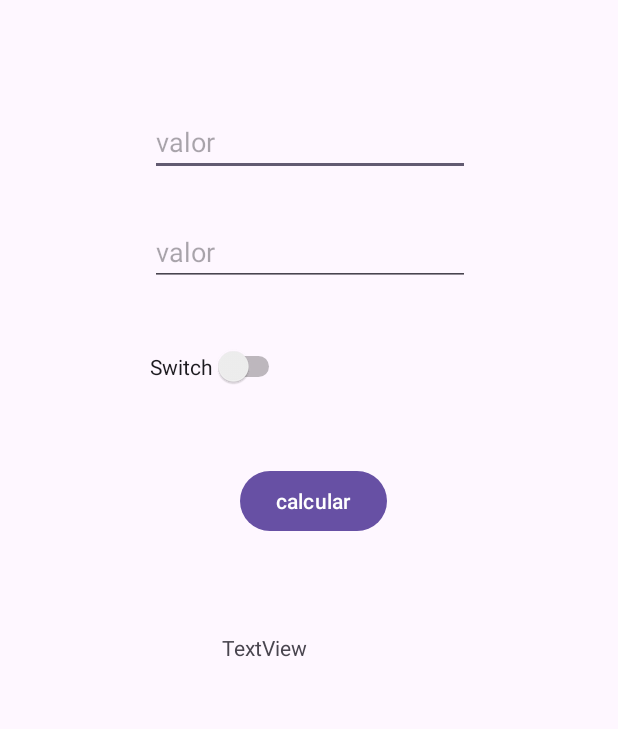
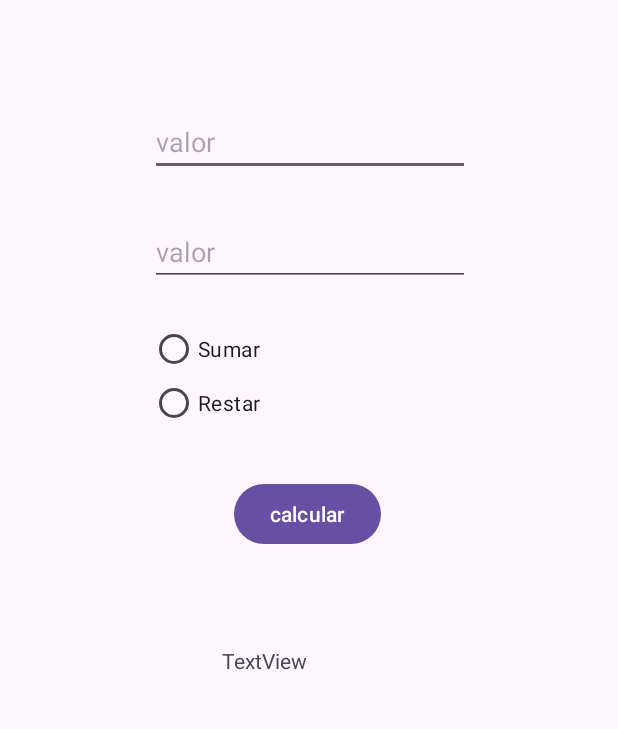
Before and after one commit to jotaalvarezz/androidStudio_apps, an Android app: the screen it shows after launch (MainActivity), on a phone screen of 412 x 824 dp, the part 207-936 px from its top. Run offline under Robolectric (Android 15) with nearby library versions, the phone set to English and light mode, and no system bars.

Commit message:
actividad con radio button terminada

```diff
--- a/app/src/main/java/com/example/myapplication/MainActivity.java
+++ b/app/src/main/java/com/example/myapplication/MainActivity.java
@@ -1,9 +1,13 @@
 package com.example.myapplication;
 
 import android.os.Bundle;
+import android.view.View;
 import android.widget.EditText;
+import android.widget.RadioButton;
+import android.widget.RadioGroup;
 import android.widget.Switch;
 import android.widget.TextView;
+import android.widget.Toast;
 
 import androidx.activity.EdgeToEdge;
 import androidx.appcompat.app.AppCompatActivity;
@@ -16,8 +20,11 @@ import java.math.BigDecimal;
 public class MainActivity extends AppCompatActivity {
     private EditText et1;
     private EditText et2;
-    private Switch sw;
+    private RadioGroup rg;
+    private RadioButton rb1;
+    private RadioButton rb2;
     private TextView twr;
+    private String operation = "";
 
     @Override
     protected void onCreate(Bundle savedInstanceState) {
@@ -26,6 +33,22 @@ public class MainActivity extends AppCompatActivity {
         setContentView(R.layout.activity_main);
         et1 = (EditText)findViewById(R.id.value1);
         et2 = (EditText)findViewById(R.id.value2);
+        rg = (RadioGroup)findViewById(R.id.radioGroup);
+        rb1 = (RadioButton)findViewById(R.id.radioButton);
+        rb2 = (RadioButton)findViewById(R.id.radioButton2);
+        twr = (TextView)findViewById(R.id.textView2);
+        rg.setOnCheckedChangeListener(new RadioGroup.OnCheckedChangeListener() {
+            @Override
+            public void onCheckedChanged(RadioGroup radioGroup, int i) {
+                if(rb1.getId() == i){
+                    //twr.setText(String.valueOf("valor: "+rb1.getText()));
+                    operation = "S";
+                }else if(rb2.getId() == i){
+                    //twr.setText(String.valueOf("valor: "+rb2.getText()));
+                    operation = "R";
+                }
+            }
+        });
         ViewCompat.setOnApplyWindowInsetsListener(findViewById(R.id.main), (v, insets) -> {
             Insets systemBars = insets.getInsets(WindowInsetsCompat.Type.systemBars());
             v.setPadding(systemBars.left, systemBars.top, systemBars.right, systemBars.bottom);
@@ -33,4 +56,27 @@ public class MainActivity extends AppCompatActivity {
         });
     }
 
+    public void checked(View view){
+        String num1 = et1.getText().toString();
+        String num2 = et2.getText().toString();
+        float res = 0;
+
+        if(num1 == null || num1.isEmpty() || num2 == null || num2.isEmpty()){
+            Toast.makeText(this, "campo vacio", Toast.LENGTH_SHORT).show();
+            twr.setText(String.valueOf(0.0));
+            return;
+        }
+
+        switch (operation){
+            case "S":
+                res = (Float.parseFloat(num1) + Float.parseFloat(num2));
+                twr.setText(String.valueOf(res));
+                break;
+            case "R":
+                res = (Float.parseFloat(num1)-Float.parseFloat(num2));
+                twr.setText(String.valueOf(res));
+                break;
+        }
+    }
+
 }
--- a/app/src/main/res/layout/activity_main.xml
+++ b/app/src/main/res/layout/activity_main.xml
@@ -48,21 +48,12 @@
         android:id="@+id/button"
         android:layout_width="wrap_content"
         android:layout_height="wrap_content"
-        android:layout_marginStart="160dp"
-        android:layout_marginTop="52dp"
+        android:layout_marginStart="156dp"
+        android:layout_marginTop="32dp"
+        android:onClick="checked"
         android:text="@string/txt_btn"
         app:layout_constraintStart_toStartOf="parent"
-        app:layout_constraintTop_toBottomOf="@+id/switch1" />
-
-    <Switch
-        android:id="@+id/switch1"
-        android:layout_width="wrap_content"
-        android:layout_height="wrap_content"
-        android:layout_marginStart="100dp"
-        android:layout_marginTop="40dp"
-        android:text="Switch"
-        app:layout_constraintStart_toStartOf="parent"
-        app:layout_constraintTop_toBottomOf="@+id/value2" />
+        app:layout_constraintTop_toBottomOf="@+id/radioGroup" />
 
     <TextView
         android:id="@+id/textView2"
@@ -74,4 +65,26 @@
         app:layout_constraintStart_toStartOf="parent"
         app:layout_constraintTop_toBottomOf="@+id/button" />
 
+    <RadioGroup
+        android:id="@+id/radioGroup"
+        android:layout_width="212dp"
+        android:layout_height="72dp"
+        android:layout_marginStart="100dp"
+        android:layout_marginTop="24dp"
+        app:layout_constraintStart_toStartOf="parent"
+        app:layout_constraintTop_toBottomOf="@+id/value2">
+
+        <RadioButton
+            android:id="@+id/radioButton"
+            android:layout_width="match_parent"
+            android:layout_height="36dp"
+            android:text="@string/radio_text_suma" />
+
+        <RadioButton
+            android:id="@+id/radioButton2"
+            android:layout_width="match_parent"
+            android:layout_height="36dp"
+            android:text="@string/radio_text_resta" />
+    </RadioGroup>
+
 </androidx.constraintlayout.widget.ConstraintLayout>
--- a/app/src/main/res/values/strings.xml
+++ b/app/src/main/res/values/strings.xml
@@ -3,4 +3,6 @@
     <string name="txt_title">Calculadora Basica</string>
     <string name="txt_hint">valor</string>
     <string name="txt_btn">calcular</string>
+    <string name="radio_text_suma">Sumar</string>
+    <string name="radio_text_resta">Restar</string>
 </resources>
```
